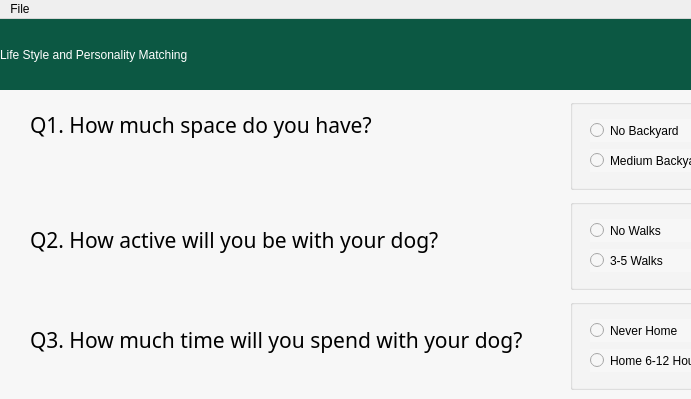
Qt form dogadoptionapplication/mainwindow.ui (ethanmeyer/dogadoptionapp) before a commit; both pictures show x 0 to 691 and y 0 to 399 of the 1127 by 715 pixel window.
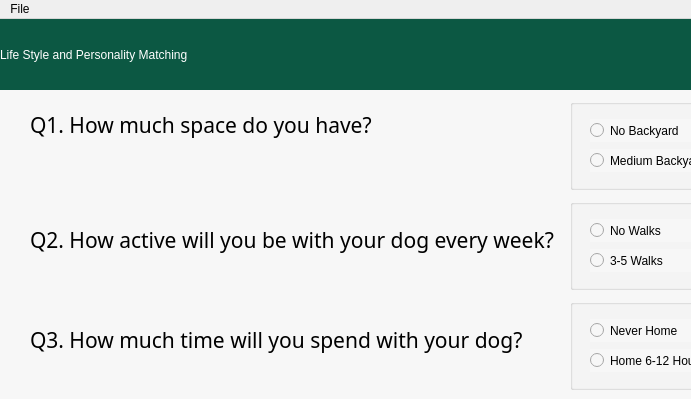
The same form after that commit. The open tabs and pages were chosen to show the change.

Commit message: This is the final update

What changed in the file:
```diff
--- a/dogadoptionapplication/mainwindow.ui
+++ b/dogadoptionapplication/mainwindow.ui
@@ -216,7 +216,7 @@
        </font>
       </property>
       <property name="text">
-       <string>Q2. How active will you be with your dog?</string>
+       <string>Q2. How active will you be with your dog every week?</string>
       </property>
       <property name="wordWrap">
        <bool>true</bool>
```
Left out of the diff: 2 changed lines with no effect on the pictures. The commit also changes 1 other file.
